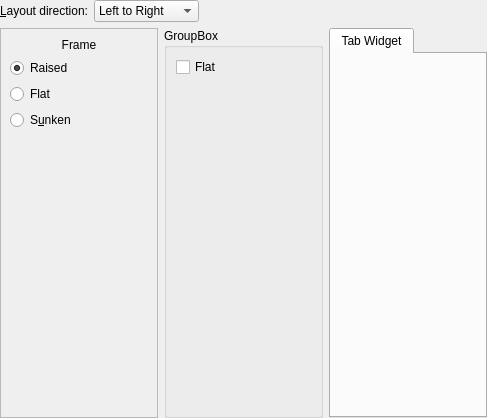
Old version of the form kstyle/demo/ui/oxygenframedemowidget.ui in the repository KDE/oxygen.
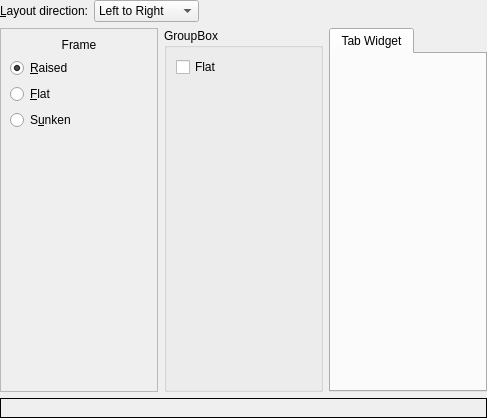
New version of the form. Custom widgets are drawn as their Qt base class.

Commit message:
add KMessage preview to the demo
Adds a preview of the 4 different KMessageWidget types to the frame
page, plus the magic required for detecting and reacting to colour
theme changes.

```diff
--- a/kstyle/demo/ui/oxygenframedemowidget.ui
+++ b/kstyle/demo/ui/oxygenframedemowidget.ui
@@ -101,7 +101,7 @@
         <item>
          <widget class="QRadioButton" name="raisedFrameRadioButton">
           <property name="text">
-           <string>Raised</string>
+           <string>&amp;Raised</string>
           </property>
           <property name="checked">
            <bool>true</bool>
@@ -114,7 +114,7 @@
            <bool>true</bool>
           </property>
           <property name="text">
-           <string comment="Flat frame. No frame is actually drawn.">Flat</string>
+           <string comment="Flat frame. No frame is actually drawn.">&amp;Flat</string>
           </property>
          </widget>
         </item>
@@ -185,6 +185,19 @@
      </item>
     </layout>
    </item>
+   <item>
+    <layout class="QHBoxLayout" name="msgLayout" stretch="1">
+     <item>
+      <widget class="QFrame" name="msgFrame">
+       <property name="frameShape">
+        <enum>QFrame::Panel</enum>
+       </property>
+       <layout class="QVBoxLayout" name="verticalLayout_5">
+       </layout>
+      </widget>
+     </item>
+    </layout>
+   </item>
   </layout>
  </widget>
  <customwidgets>
```
The commit also changes 2 other files.
